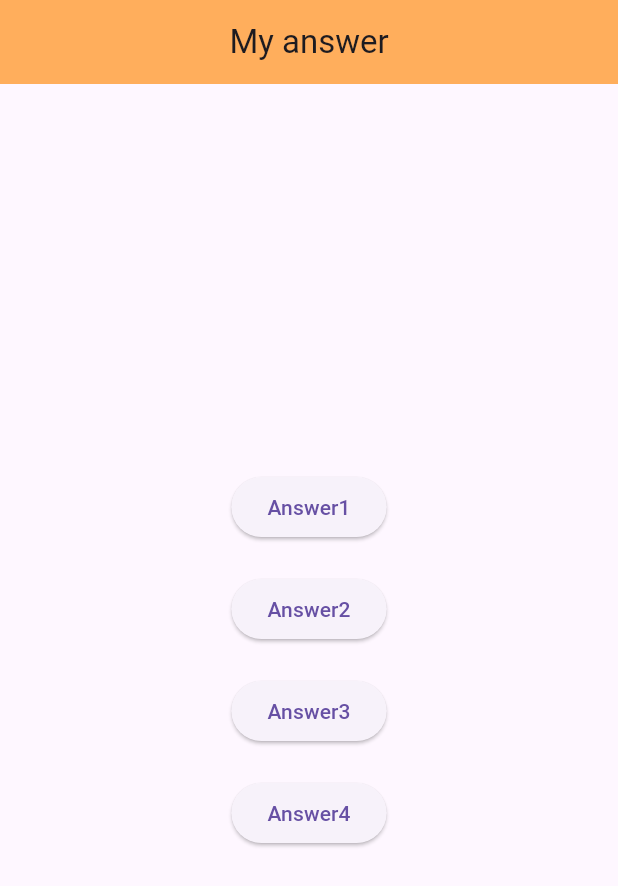
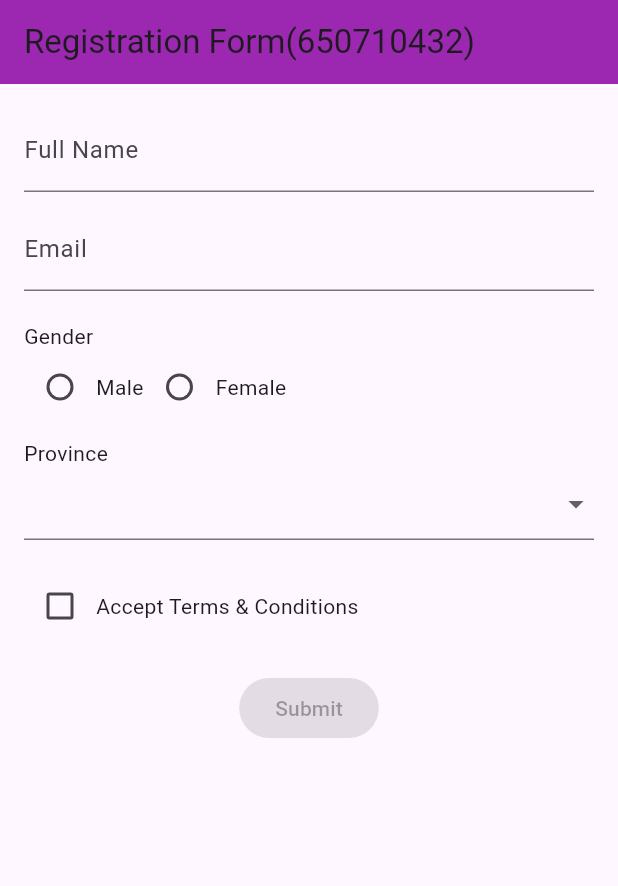
Before and after one commit to sandseta2/newproject, a Flutter app: the screen it shows after launch, on a phone screen of 412 x 824 dp. Shown: the top 886 px of the screen. Run offline on Flutter 3.47's test engine with Material 3 defaults, Android fonts, the phone set to English and light mode, and no system bars.

Commit message:
second commit

```diff
--- /dev/null
+++ b/lib/from input/frominput.dart
@@ -0,0 +1,164 @@
+import 'package:flutter/material.dart';
+
+void main() {
+  runApp(const MyApp());
+}
+
+class MyApp extends StatelessWidget {
+  const MyApp({super.key});
+
+  @override
+  Widget build(BuildContext context) {
+    return MaterialApp(
+      debugShowCheckedModeBanner: false,
+      home: const RegistrationForm(),
+    );
+  }
+}
+
+class RegistrationForm extends StatefulWidget {
+  const RegistrationForm({super.key});
+
+  @override
+  _RegistrationFormState createState() => _RegistrationFormState();
+}
+
+class _RegistrationFormState extends State<RegistrationForm> {
+  final _formKey = GlobalKey<FormState>();
+  String? fullName;
+  String? email;
+  String? gender;
+  String? province;
+  bool isAccepted = false;
+
+  final List<String> provinces = [
+    'Bangkok',
+    'Chiang Mai',
+    'Phuket',
+    'Khon Kaen'
+  ];
+
+  @override
+  Widget build(BuildContext context) {
+    return Scaffold(
+      appBar: AppBar(
+        title: const Text('Registration Form(650710432)'),
+        backgroundColor: Colors.purple,
+      ),
+      body: Padding(
+        padding: const EdgeInsets.all(16.0),
+        child: Form(
+          key: _formKey,
+          child: Column(
+            crossAxisAlignment: CrossAxisAlignment.start,
+            children: [
+              TextFormField(
+                decoration: const InputDecoration(labelText: 'Full Name'),
+                validator: (value) {
+                  if (value == null || value.isEmpty) {
+                    return 'Please enter your full name';
+                  }
+                  return null;
+                },
+                onSaved: (value) => fullName = value,
+              ),
+              const SizedBox(height: 10),
+              TextFormField(
+                decoration: const InputDecoration(labelText: 'Email'),
+                keyboardType: TextInputType.emailAddress,
+                validator: (value) {
+                  if (value == null || value.isEmpty) {
+                    return 'Please enter your email';
+                  }
+                  if (!RegExp(
+                          r'^[a-zA-Z0-9_.+-]+@[a-zA-Z0-9-]+\.[a-zA-Z0-9-.]+$')
+                      .hasMatch(value)) {
+                    return 'Enter a valid email';
+                  }
+                  return null;
+                },
+                onSaved: (value) => email = value,
+              ),
+              const SizedBox(height: 20),
+              const Text("Gender"),
+              Row(
+                children: [
+                  Radio<String>(
+                    value: 'Male',
+                    groupValue: gender,
+                    onChanged: (value) {
+                      setState(() {
+                        gender = value;
+                      });
+                    },
+                  ),
+                  const Text("Male"),
+                  Radio<String>(
+                    value: 'Female',
+                    groupValue: gender,
+                    onChanged: (value) {
+                      setState(() {
+                        gender = value;
+                      });
+                    },
+                  ),
+                  const Text("Female"),
+                ],
+              ),
+              const SizedBox(height: 10),
+              const Text("Province"),
+              DropdownButtonFormField<String>(
+                value: province,
+                decoration: const InputDecoration(),
+                items: provinces.map((String prov) {
+                  return DropdownMenuItem<String>(
+                    value: prov,
+                    child: Text(prov),
+                  );
+                }).toList(),
+                onChanged: (value) {
+                  setState(() {
+                    province = value;
+                  });
+                },
+                validator: (value) =>
+                    value == null ? 'Please select a province' : null,
+              ),
+              const SizedBox(height: 20),
+              Row(
+                children: [
+                  Checkbox(
+                    value: isAccepted,
+                    onChanged: (value) {
+                      setState(() {
+                        isAccepted = value!;
+                      });
+                    },
+                  ),
+                  const Text("Accept Terms & Conditions"),
+                ],
+              ),
+              const SizedBox(height: 20),
+              Center(
+                child: ElevatedButton(
+                  onPressed: isAccepted
+                      ? () {
+                          if (_formKey.currentState!.validate()) {
+                            _formKey.currentState!.save();
+                            ScaffoldMessenger.of(context).showSnackBar(
+                              const SnackBar(
+                                  content: Text('Registration Successful!')),
+                            );
+                          }
+                        }
+                      : null,
+                  child: const Text('Submit'),
+                ),
+              ),
+            ],
+          ),
+        ),
+      ),
+    );
+  }
+}
--- a/lib/main.dart
+++ b/lib/main.dart
@@ -1,5 +1,6 @@
 import 'package:flutter/material.dart';
-import 'package:myproject1/page_answer/answer_portol.dart';
+//import 'package:myproject1/page_answer/answer_portol.dart';
+import 'package:myproject1/from input/frominput.dart';
 
 void main() {
   runApp(const MyApp());
@@ -14,7 +15,7 @@
       theme: ThemeData(
         useMaterial3: true,
       ),
-      home: const OptionAnswerPage(),
+      home: const RegistrationForm(),
     );
   }
 }
```
Also changed, not shown: lib/from_widget/from_simple.dart (added, +64 -0 lines), lib/api_test/simple_api.dart (added).
